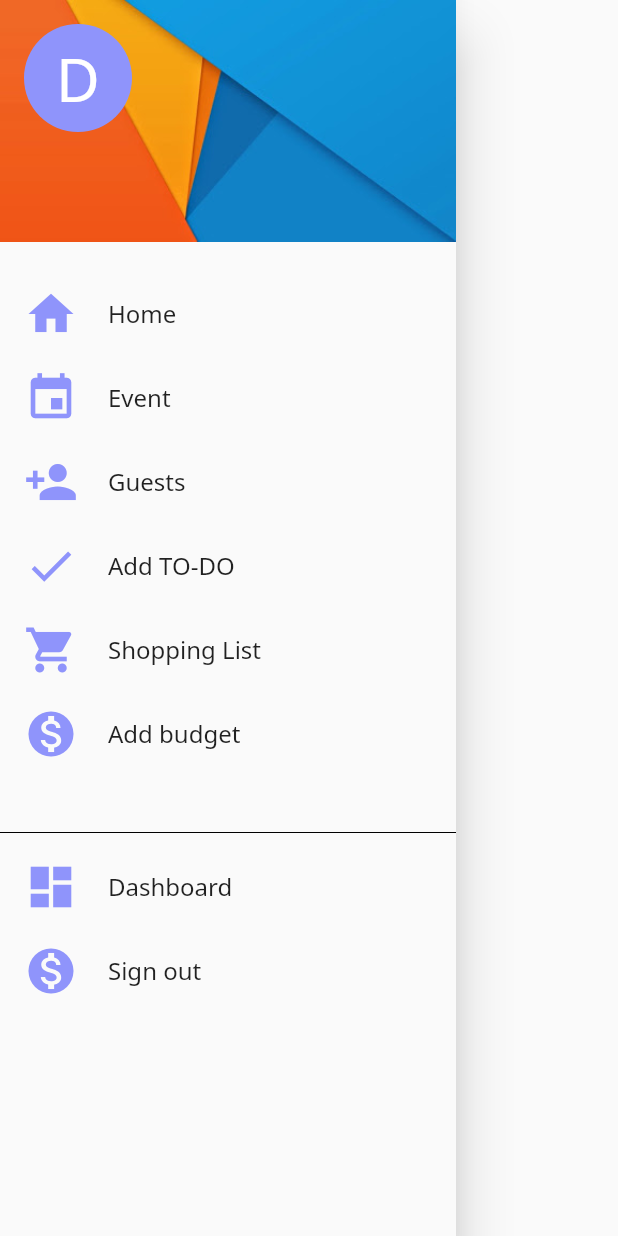
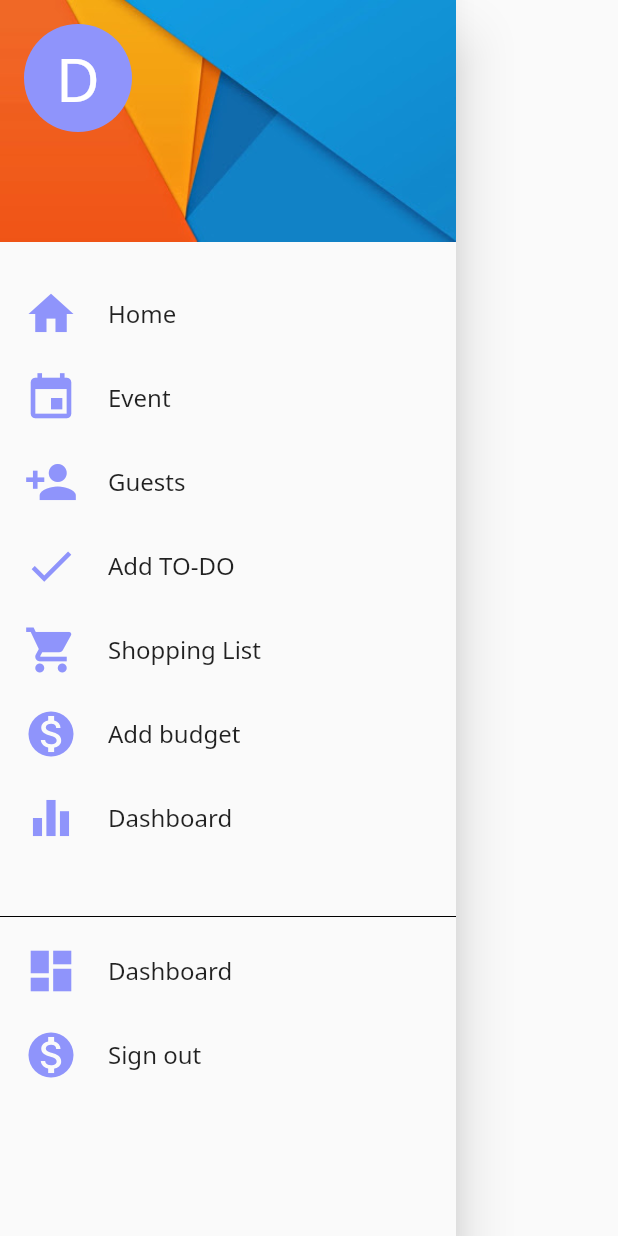
Before and after one commit to dasunx/event-planner, a Flutter app: the MainDrawer widget shown alone on an empty page, opened directly, on a phone screen of 412 x 824 dp. Run offline on Flutter 3.47's test engine with Material 2 defaults, Android fonts, the phone set to English and light mode, and no system bars; our stand-ins replace charts_flutter, cloud_firestore, firebase_auth, firebase_core, flutter_signin_button, fluttertoast and 3 more; accounts and stored records are empty.

Commit message:
minor changes.

```diff
--- a/lib/components/MainDrawer.dart
+++ b/lib/components/MainDrawer.dart
@@ -1,6 +1,7 @@
 import 'package:event_planner/classes/RouteArguments.dart';
 import 'package:event_planner/components/Toast.dart';
 import 'package:event_planner/constants.dart';
+import 'package:event_planner/screens/dashboard/dashboard.dart';
 import 'package:event_planner/screens/event/add_event.dart';
 import 'package:event_planner/screens/guest/add_guest.dart';
 import 'package:event_planner/screens/onboard/onboard_screen.dart';
@@ -161,6 +162,17 @@ class _MainDrawerState extends State<MainDrawer> {
             onPress: () {},
             title: "Add budget",
           ),
+          DrawerListTile(
+            icon: Icons.equalizer,
+            onPress: () {
+              makeRoutes(
+                  context,
+                  RouteArguments(
+                      routeScreen: Dashboard.id, subTitle: 'Dashboard'),
+                  ChooseEvent.id);
+            },
+            title: "Dashboard",
+          ),
           SizedBox(
             height: 30.0,
           ),
--- a/lib/main.dart
+++ b/lib/main.dart
@@ -1,4 +1,5 @@
 import 'package:event_planner/constants.dart';
+import 'package:event_planner/screens/dashboard/dashboard.dart';
 import 'package:event_planner/screens/event/add_event.dart';
 import 'package:event_planner/screens/guest/add_guest.dart';
 import 'package:event_planner/screens/onboard/onboard_screen.dart';
@@ -53,7 +54,8 @@ class MyApp extends StatelessWidget {
         AddShoppingList.id: (context) => AddShoppingList(),
         ViewShoppingList.id: (context) => ViewShoppingList(),
         Test.id: (context) => Test(),
-        OnBoardScreen.id: (context) => OnBoardScreen()
+        OnBoardScreen.id: (context) => OnBoardScreen(),
+        Dashboard.id: (context) => Dashboard()
       },
     );
   }
--- a/lib/screens/event/view_event.dart
+++ b/lib/screens/event/view_event.dart
@@ -2,6 +2,7 @@ import 'package:event_planner/classes/Event.dart';
 import 'package:event_planner/components/IconContent.dart';
 import 'package:event_planner/components/button.dart';
 import 'package:event_planner/constants.dart';
+import 'package:event_planner/screens/dashboard/dashboard.dart';
 import 'package:event_planner/screens/guest/view_guests.dart';
 import 'package:event_planner/screens/shoppinglist/view_shoppinglsit.dart';
 import 'package:event_planner/screens/todolist/add_todo.dart';
@@ -145,7 +146,8 @@ class _ViewEventState extends State<ViewEvent> {
                 children: [
                   button(
                     onPress: () {
-                      print("dashboard");
+                      Navigator.pushNamed(context, Dashboard.id,
+                          arguments: event);
                     },
                     title: "Dashboard",
                   ),
--- a/pubspec.yaml
+++ b/pubspec.yaml
@@ -23,6 +23,7 @@ dependencies:
   modal_progress_hud: ^0.1.3
   flutter_signin_button: ^1.1.0
   shared_preferences: ^0.5.12
+  charts_flutter: ^0.9.0
 
 
 dev_dependencies:
```
Also changed, not shown: pubspec.lock.
